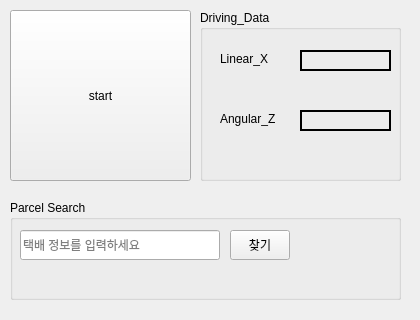
This is robot_master/ui/mainwindow.ui in mkdir-sweetiepie/turtlebot_robot as Qt 5 draws it before an edit. The edited form follows.
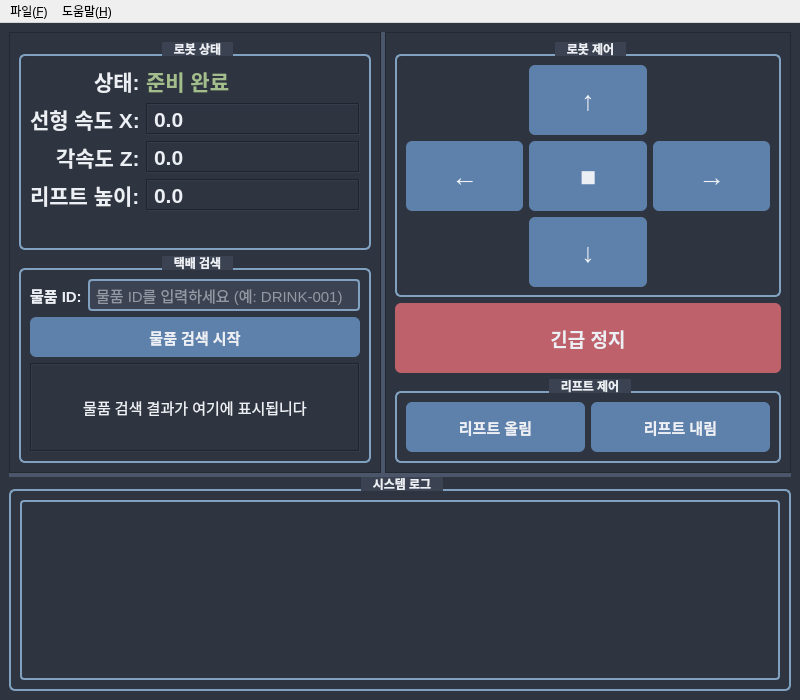
This is the edited form. Icons and pictures are not drawn.

The edit to the form file:
```diff
--- a/robot_master/ui/mainwindow.ui
+++ b/robot_master/ui/mainwindow.ui
@@ -6,160 +6,592 @@
    <rect>
     <x>0</x>
     <y>0</y>
-    <width>420</width>
-    <height>320</height>
+    <width>800</width>
+    <height>700</height>
    </rect>
   </property>
+  <property name="minimumSize">
+   <size>
+    <width>800</width>
+    <height>700</height>
+   </size>
+  </property>
   <property name="windowTitle">
-   <string>QRosApp</string>
+   <string>스마트 물류 로봇 제어 시스템</string>
+  </property>
+  <property name="styleSheet">
+   <string notr="true">QMainWindow {
+  background-color: #2e3440;
+}
+
+QGroupBox {
+  border: 2px solid #81a1c1;
+  border-radius: 6px;
+  margin-top: 12px;
+  font-weight: bold;
+  color: #eceff4;
+}
+
+QGroupBox::title {
+  subcontrol-origin: margin;
+  subcontrol-position: top center;
+  padding: 0 10px;
+  background-color: #3b4252;
+}
+
+QLabel {
+  color: #eceff4;
+}
+
+QPushButton {
+  background-color: #5e81ac;
+  color: #eceff4;
+  border-radius: 6px;
+  padding: 6px;
+  font-weight: bold;
+}
+
+QPushButton:hover {
+  background-color: #81a1c1;
+}
+
+QPushButton:pressed {
+  background-color: #4c566a;
+}
+
+QPushButton#emergencyStopButton {
+  background-color: #bf616a;
+}
+
+QPushButton#emergencyStopButton:hover {
+  background-color: #d08770;
+}
+
+QLineEdit {
+  border: 2px solid #81a1c1;
+  border-radius: 4px;
+  padding: 4px;
+  background-color: #3b4252;
+  color: #eceff4;
+}
+
+QTextEdit {
+  background-color: #3b4252;
+  color: #eceff4;
+  border: 2px solid #81a1c1;
+  border-radius: 4px;
+}
+
+QFrame {
+  background-color: #2e3440;
+}
+
+QSplitter::handle {
+  background-color: #4c566a;
+}</string>
   </property>
   <property name="windowIcon">
    <iconset resource="../resources/images.qrc">
     <normaloff>:/images/icon.png</normaloff>:/images/icon.png</iconset>
   </property>
   <widget class="QWidget" name="centralwidget">
-   <widget class="QPushButton" name="pushButton">
-    <property name="geometry">
-     <rect>
-      <x>10</x>
-      <y>10</y>
-      <width>181</width>
-      <height>171</height>
-     </rect>
-    </property>
-    <property name="text">
-     <string>start</string>
-    </property>
-   </widget>
-   <widget class="QGroupBox" name="groupBox_4">
-    <property name="geometry">
-     <rect>
-      <x>200</x>
-      <y>10</y>
-      <width>201</width>
-      <height>171</height>
-     </rect>
-    </property>
+   <layout class="QVBoxLayout" name="verticalLayout">
+    <item>
+     <widget class="QSplitter" name="splitter_main">
+      <property name="orientation">
+       <enum>Qt::Vertical</enum>
+      </property>
+      <widget class="QSplitter" name="splitter_horizontal">
+       <property name="orientation">
+        <enum>Qt::Horizontal</enum>
+       </property>
+       <widget class="QFrame" name="rightFrame">
+        <property name="frameShape">
+         <enum>QFrame::StyledPanel</enum>
+        </property>
+        <property name="frameShadow">
+         <enum>QFrame::Raised</enum>
+        </property>
+        <layout class="QVBoxLayout" name="verticalLayout_3">
+         <item>
+          <widget class="QGroupBox" name="robotStatusGroup">
+           <property name="title">
+            <string>로봇 상태</string>
+           </property>
+           <layout class="QFormLayout" name="formLayout">
+            <property name="labelAlignment">
+             <set>Qt::AlignRight|Qt::AlignTrailing|Qt::AlignVCenter</set>
+            </property>
+            <item row="0" column="0">
+             <widget class="QLabel" name="statusLabel">
+              <property name="font">
+               <font>
+                <pointsize>16</pointsize>
+                <bold>true</bold>
+               </font>
+              </property>
+              <property name="text">
+               <string>상태:</string>
+              </property>
+             </widget>
+            </item>
+            <item row="0" column="1">
+             <widget class="QLabel" name="statusValueLabel">
+              <property name="font">
+               <font>
+                <pointsize>16</pointsize>
+                <bold>true</bold>
+               </font>
+              </property>
+              <property name="styleSheet">
+               <string notr="true">color: #a3be8c;</string>
+              </property>
+              <property name="text">
+               <string>준비 완료</string>
+              </property>
+             </widget>
+            </item>
+            <item row="1" column="0">
+             <widget class="QLabel" name="linearXLabel">
+              <property name="font">
+               <font>
+                <pointsize>16</pointsize>
+                <bold>true</bold>
+               </font>
+              </property>
+              <property name="text">
+               <string>선형 속도 X:</string>
+              </property>
+             </widget>
+            </item>
+            <item row="1" column="1">
+             <widget class="QLabel" name="label_linear_x">
+              <property name="font">
+               <font>
+                <pointsize>16</pointsize>
+                <bold>true</bold>
+               </font>
+              </property>
+              <property name="frameShape">
+               <enum>QFrame::Box</enum>
+              </property>
+              <property name="frameShadow">
+               <enum>QFrame::Sunken</enum>
+              </property>
+              <property name="lineWidth">
+               <number>1</number>
+              </property>
+              <property name="text">
+               <string>0.0</string>
+              </property>
+             </widget>
+            </item>
+            <item row="2" column="0">
+             <widget class="QLabel" name="angularZLabel">
+              <property name="font">
+               <font>
+                <pointsize>16</pointsize>
+                <bold>true</bold>
+               </font>
+              </property>
+              <property name="text">
+               <string>각속도 Z:</string>
+              </property>
+             </widget>
+            </item>
+            <item row="2" column="1">
+             <widget class="QLabel" name="label_angular_z">
+              <property name="font">
+               <font>
+                <pointsize>16</pointsize>
+                <bold>true</bold>
+               </font>
+              </property>
+              <property name="frameShape">
+               <enum>QFrame::Box</enum>
+              </property>
+              <property name="frameShadow">
+               <enum>QFrame::Sunken</enum>
+              </property>
+              <property name="lineWidth">
+               <number>1</number>
+              </property>
+              <property name="text">
+               <string>0.0</string>
+              </property>
+             </widget>
+            </item>
+            <item row="3" column="0">
+             <widget class="QLabel" name="liftHeightLabel">
+              <property name="font">
+               <font>
+                <pointsize>16</pointsize>
+                <bold>true</bold>
+               </font>
+              </property>
+              <property name="text">
+               <string>리프트 높이:</string>
+              </property>
+             </widget>
+            </item>
+            <item row="3" column="1">
+             <widget class="QLabel" name="liftHeightValue">
+              <property name="font">
+               <font>
+                <pointsize>16</pointsize>
+                <bold>true</bold>
+               </font>
+              </property>
+              <property name="frameShape">
+               <enum>QFrame::Box</enum>
+              </property>
+              <property name="frameShadow">
+               <enum>QFrame::Sunken</enum>
+              </property>
+              <property name="lineWidth">
+               <number>1</number>
+              </property>
+              <property name="text">
+               <string>0.0</string>
+              </property>
+             </widget>
+            </item>
+           </layout>
+          </widget>
+         </item>
+         <item>
+          <widget class="QGroupBox" name="groupBox_Parcel">
+           <property name="title">
+            <string>택배 검색</string>
+           </property>
+           <layout class="QVBoxLayout" name="verticalLayout_7">
+            <item>
+             <layout class="QGridLayout" name="gridLayout_2">
+              <item row="0" column="0">
+               <widget class="QLabel" name="label_4">
+                <property name="font">
+                 <font>
+                  <pointsize>11</pointsize>
+                  <bold>true</bold>
+                 </font>
+                </property>
+                <property name="text">
+                 <string>물품 ID:</string>
+                </property>
+               </widget>
+              </item>
+              <item row="0" column="1">
+               <widget class="QLineEdit" name="lineEdit_parcelInfo">
+                <property name="minimumSize">
+                 <size>
+                  <width>0</width>
+                  <height>30</height>
+                 </size>
+                </property>
+                <property name="font">
+                 <font>
+                  <pointsize>11</pointsize>
+                 </font>
+                </property>
+                <property name="placeholderText">
+                 <string>물품 ID를 입력하세요 (예: DRINK-001)</string>
+                </property>
+               </widget>
+              </item>
+              <item row="1" column="0" colspan="2">
+               <widget class="QPushButton" name="pushButton_findParcel">
+                <property name="minimumSize">
+                 <size>
+                  <width>0</width>
+                  <height>40</height>
+                 </size>
+                </property>
+                <property name="font">
+                 <font>
+                  <pointsize>11</pointsize>
+                  <bold>true</bold>
+                 </font>
+                </property>
+                <property name="text">
+                 <string>물품 검색 시작</string>
+                </property>
+               </widget>
+              </item>
+             </layout>
+            </item>
+            <item>
+             <widget class="QLabel" name="label_parcelResult">
+              <property name="minimumSize">
+               <size>
+                <width>0</width>
+                <height>60</height>
+               </size>
+              </property>
+              <property name="font">
+               <font>
+                <pointsize>11</pointsize>
+               </font>
+              </property>
+              <property name="frameShape">
+               <enum>QFrame::Box</enum>
+              </property>
+              <property name="frameShadow">
+               <enum>QFrame::Sunken</enum>
+              </property>
+              <property name="lineWidth">
+               <number>1</number>
+              </property>
+              <property name="text">
+               <string>물품 검색 결과가 여기에 표시됩니다</string>
+              </property>
+              <property name="alignment">
+               <set>Qt::AlignCenter</set>
+              </property>
+             </widget>
+            </item>
+           </layout>
+          </widget>
+         </item>
+        </layout>
+       </widget>
+       <widget class="QFrame" name="leftFrame">
+        <property name="frameShape">
+         <enum>QFrame::StyledPanel</enum>
+        </property>
+        <property name="frameShadow">
+         <enum>QFrame::Raised</enum>
+        </property>
+        <layout class="QVBoxLayout" name="verticalLayout_2">
+         <item>
+          <widget class="QGroupBox" name="controlGroupBox">
+           <property name="title">
+            <string>로봇 제어</string>
+           </property>
+           <layout class="QGridLayout" name="gridLayout">
+            <item row="0" column="1">
+             <widget class="QPushButton" name="forwardButton">
+              <property name="minimumSize">
+               <size>
+                <width>80</width>
+                <height>70</height>
+               </size>
+              </property>
+              <property name="font">
+               <font>
+                <pointsize>20</pointsize>
+                <bold>true</bold>
+               </font>
+              </property>
+              <property name="text">
+               <string>↑</string>
+              </property>
+             </widget>
+            </item>
+            <item row="1" column="0">
+             <widget class="QPushButton" name="leftButton">
+              <property name="minimumSize">
+               <size>
+                <width>80</width>
+                <height>70</height>
+               </size>
+              </property>
+              <property name="font">
+               <font>
+                <pointsize>20</pointsize>
+                <bold>true</bold>
+               </font>
+              </property>
+              <property name="text">
+               <string>←</string>
+              </property>
+             </widget>
+            </item>
+            <item row="1" column="1">
+             <widget class="QPushButton" name="stopButton">
+              <property name="minimumSize">
+               <size>
+                <width>80</width>
+                <height>70</height>
+               </size>
+              </property>
+              <property name="font">
+               <font>
+                <pointsize>20</pointsize>
+                <bold>true</bold>
+               </font>
+              </property>
+              <property name="text">
+               <string>■</string>
+              </property>
+             </widget>
+            </item>
+            <item row="1" column="2">
+             <widget class="QPushButton" name="rightButton">
+              <property name="minimumSize">
+               <size>
+                <width>80</width>
+                <height>70</height>
+               </size>
+              </property>
+              <property name="font">
+               <font>
+                <pointsize>20</pointsize>
+                <bold>true</bold>
+               </font>
+              </property>
+              <property name="text">
+               <string>→</string>
+              </property>
+             </widget>
+            </item>
+            <item row="2" column="1">
+             <widget class="QPushButton" name="backwardButton">
+              <property name="minimumSize">
+               <size>
+                <width>80</width>
+                <height>70</height>
+               </size>
+              </property>
+              <property name="font">
+               <font>
+                <pointsize>20</pointsize>
+                <bold>true</bold>
+               </font>
+              </property>
+              <property name="text">
+               <string>↓</string>
+              </property>
+             </widget>
+            </item>
+           </layout>
+          </widget>
+         </item>
+         <item>
+          <widget class="QPushButton" name="emergencyStopButton">
+           <property name="minimumSize">
+            <size>
+             <width>0</width>
+             <height>70</height>
+            </size>
+           </property>
+           <property name="font">
+            <font>
+             <pointsize>14</pointsize>
+             <bold>true</bold>
+            </font>
+           </property>
+           <property name="styleSheet">
+            <string notr="true">background-color: #bf616a;</string>
+           </property>
+           <property name="text">
+            <string>긴급 정지</string>
+           </property>
+          </widget>
+         </item>
+         <item>
+          <widget class="QGroupBox" name="liftControlGroup">
+           <property name="title">
+            <string>리프트 제어</string>
+           </property>
+           <layout class="QHBoxLayout" name="horizontalLayout_3">
+            <item>
+             <widget class="QPushButton" name="liftUpButton">
+              <property name="minimumSize">
+               <size>
+                <width>0</width>
+                <height>50</height>
+               </size>
+              </property>
+              <property name="font">
+               <font>
+                <pointsize>11</pointsize>
+                <bold>true</bold>
+               </font>
+              </property>
+              <property name="text">
+               <string>리프트 올림</string>
+              </property>
+             </widget>
+            </item>
+            <item>
+             <widget class="QPushButton" name="liftDownButton">
+              <property name="minimumSize">
+               <size>
+                <width>0</width>
+                <height>50</height>
+               </size>
+              </property>
+              <property name="font">
+               <font>
+                <pointsize>11</pointsize>
+                <bold>true</bold>
+               </font>
+              </property>
+              <property name="text">
+               <string>리프트 내림</string>
+              </property>
+             </widget>
+            </item>
+           </layout>
+          </widget>
+         </item>
+        </layout>
+       </widget>
+      </widget>
+      <widget class="QGroupBox" name="logsGroup">
+       <property name="title">
+        <string>시스템 로그</string>
+       </property>
+       <layout class="QVBoxLayout" name="verticalLayout_8">
+        <item>
+         <widget class="QTextEdit" name="textEdit_debugLog">
+          <property name="minimumSize">
+           <size>
+            <width>0</width>
+            <height>180</height>
+           </size>
+          </property>
+          <property name="font">
+           <font>
+            <family>Courier New</family>
+            <pointsize>10</pointsize>
+           </font>
+          </property>
+          <property name="readOnly">
+           <bool>true</bool>
+          </property>
+         </widget>
+        </item>
+       </layout>
+      </widget>
+     </widget>
+    </item>
+   </layout>
+  </widget>
+  <widget class="QMenuBar" name="menubar">
+   <property name="geometry">
+    <rect>
+     <x>0</x>
+     <y>0</y>
+     <width>800</width>
+     <height>24</height>
+    </rect>
+   </property>
+   <widget class="QMenu" name="menu_File">
     <property name="title">
-     <string>Driving_Data</string>
+     <string>파일(&amp;F)</string>
     </property>
-    <widget class="QLabel" name="label_linear_x">
-     <property name="geometry">
-      <rect>
-       <x>100</x>
-       <y>40</y>
-       <width>91</width>
-       <height>21</height>
-      </rect>
-     </property>
-     <property name="frameShape">
-      <enum>QFrame::Box</enum>
-     </property>
-     <property name="lineWidth">
-      <number>2</number>
-     </property>
-     <property name="text">
-      <string/>
-     </property>
-    </widget>
-    <widget class="QLabel" name="label_9">
-     <property name="geometry">
-      <rect>
-       <x>20</x>
-       <y>40</y>
-       <width>101</width>
-       <height>17</height>
-      </rect>
-     </property>
-     <property name="text">
-      <string>Linear_X</string>
-     </property>
-    </widget>
-    <widget class="QLabel" name="label_10">
-     <property name="geometry">
-      <rect>
-       <x>20</x>
-       <y>100</y>
-       <width>81</width>
-       <height>17</height>
-      </rect>
-     </property>
-     <property name="text">
-      <string>Angular_Z</string>
-     </property>
-    </widget>
-    <widget class="QLabel" name="label_angular_z">
-     <property name="geometry">
-      <rect>
-       <x>100</x>
-       <y>100</y>
-       <width>91</width>
-       <height>21</height>
-      </rect>
-     </property>
-     <property name="frameShape">
-      <enum>QFrame::Box</enum>
-     </property>
-     <property name="lineWidth">
-      <number>2</number>
-     </property>
-     <property name="text">
-      <string/>
-     </property>
-    </widget>
+    <addaction name="action_Quit"/>
    </widget>
-   <widget class="QGroupBox" name="groupBox_Parcel">
-    <property name="geometry">
-     <rect>
-      <x>10</x>
-      <y>200</y>
-      <width>391</width>
-      <height>100</height>
-     </rect>
-    </property>
+   <widget class="QMenu" name="menu_Help">
     <property name="title">
-     <string>Parcel Search</string>
+     <string>도움말(&amp;H)</string>
     </property>
-    <widget class="QLineEdit" name="lineEdit_parcelInfo">
-     <property name="geometry">
-      <rect>
-       <x>10</x>
-       <y>30</y>
-       <width>200</width>
-       <height>30</height>
-      </rect>
-     </property>
-     <property name="placeholderText">
-      <string>택배 정보를 입력하세요</string>
-     </property>
-    </widget>
-    <widget class="QPushButton" name="pushButton_findParcel">
-     <property name="geometry">
-      <rect>
-       <x>220</x>
-       <y>30</y>
-       <width>60</width>
-       <height>30</height>
-      </rect>
-     </property>
-     <property name="text">
-      <string>찾기</string>
-     </property>
-    </widget>
-    <widget class="QLabel" name="label_parcelResult">
-     <property name="geometry">
-      <rect>
-       <x>10</x>
-       <y>70</y>
-       <width>370</width>
-       <height>20</height>
-      </rect>
-     </property>
-     <property name="text">
-      <string></string>
-     </property>
-    </widget>
+    <addaction name="actionAbout"/>
+    <addaction name="actionAbout_Qt"/>
    </widget>
+   <addaction name="menu_File"/>
+   <addaction name="menu_Help"/>
   </widget>
   <action name="action_Quit">
    <property name="text">
```
Left out of the diff: 11 changed lines with no effect on the pictures.
